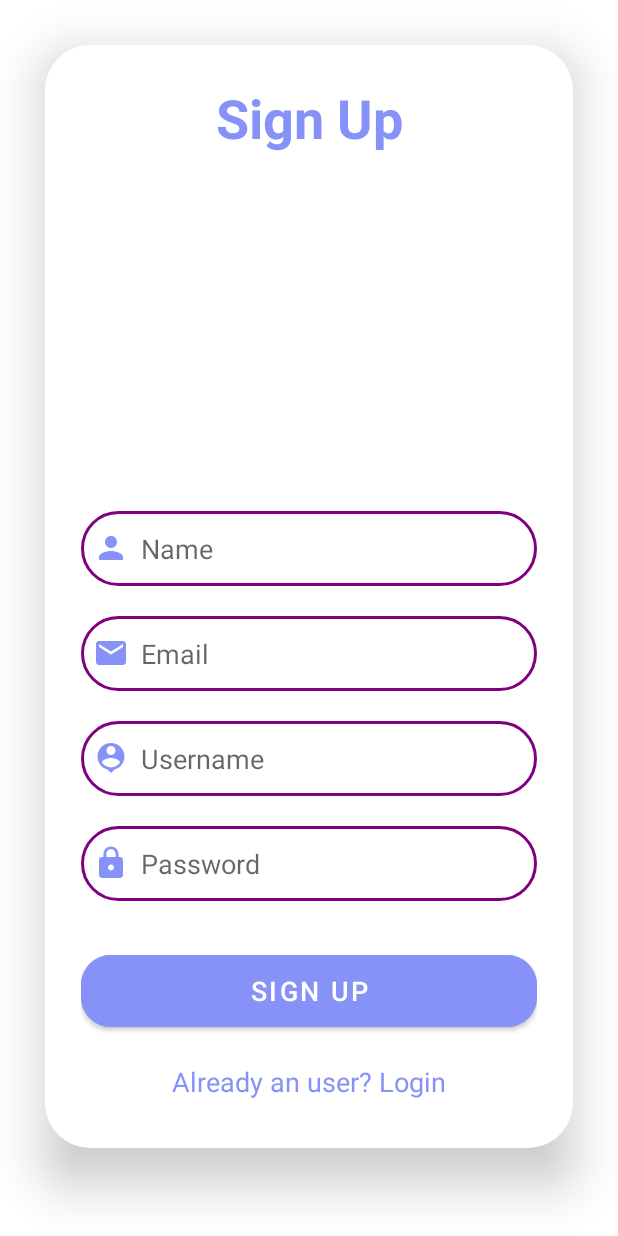
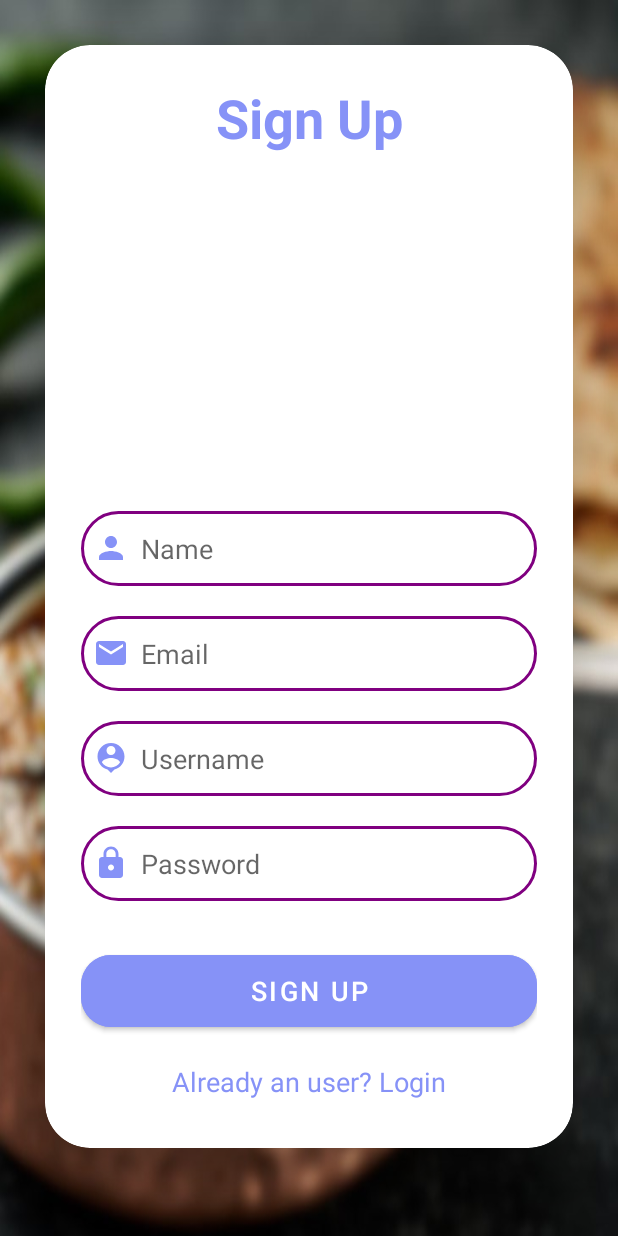
Before and after one commit to dkmoradiya611/Foody, an Android app: the screen it shows after launch (SignupActivity), after a tap on "Not yet registered? Sign Up", on a phone screen of 412 x 824 dp. Run offline under Robolectric (Android 15) with nearby library versions, the phone set to English and light mode, and no system bars; our stand-ins replace Firebase (no records; nobody signed in at launch, a user with empty details on screens opened directly); 1 other tap on this screen came first.

Commit message:
Animation Added

```diff
--- a/app/src/main/java/com/example/zwagii/Activity/LoginActivity.java
+++ b/app/src/main/java/com/example/zwagii/Activity/LoginActivity.java
@@ -2,11 +2,13 @@ package com.example.zwagii.Activity;
 
 import android.content.Intent;
 import android.content.SharedPreferences;
+import android.graphics.drawable.AnimationDrawable;
 import android.os.Bundle;
 import android.util.Log;
 import android.view.View;
 import android.widget.Button;
 import android.widget.EditText;
+import android.widget.LinearLayout;
 import android.widget.ProgressBar;
 import android.widget.TextView;
 import android.widget.Toast;
@@ -33,8 +35,7 @@ public class LoginActivity extends AppCompatActivity {
     SharedPreferences sharedPreferences;
     private static final String SHARED_PREF_NAME = "mypref";
     private static final String KEY_NAME = "name";
-
-
+    LinearLayout bgimage;
 
     EditText loginUsername, loginPassword;
     Button loginButton;
@@ -53,6 +54,27 @@ public class LoginActivity extends AppCompatActivity {
         super.onCreate(savedInstanceState);
         setContentView(R.layout.activity_login);
 
+        AnimationDrawable animationDrawable=new AnimationDrawable();
+        animationDrawable.addFrame(getResources().getDrawable(R.drawable.bg2),3000);
+        animationDrawable.addFrame(getResources().getDrawable(R.drawable.bg3),3000);
+        animationDrawable.addFrame(getResources().getDrawable(R.drawable.img2),3000);
+        animationDrawable.addFrame(getResources().getDrawable(R.drawable.img3),3000);
+        animationDrawable.addFrame(getResources().getDrawable(R.drawable.img4),3000);
+        animationDrawable.addFrame(getResources().getDrawable(R.drawable.img5),3000);
+        animationDrawable.addFrame(getResources().getDrawable(R.drawable.img6),3000);
+        animationDrawable.addFrame(getResources().getDrawable(R.drawable.img7),3000);
+        animationDrawable.addFrame(getResources().getDrawable(R.drawable.img8),3000);
+        animationDrawable.addFrame(getResources().getDrawable(R.drawable.img9),3000);
+        animationDrawable.addFrame(getResources().getDrawable(R.drawable.img10),3000);
+        animationDrawable.addFrame(getResources().getDrawable(R.drawable.img11),3000);
+
+        animationDrawable.setOneShot(false);
+        animationDrawable.setEnterFadeDuration(850);
+        animationDrawable.setExitFadeDuration(1600);
+
+        bgimage=findViewById(R.id.back_login);
+        bgimage.setBackgroundDrawable(animationDrawable);
+        animationDrawable.start();
 
         sharedPreferences = getSharedPreferences(SHARED_PREF_NAME,MODE_PRIVATE);
 
--- a/app/src/main/java/com/example/zwagii/Activity/SignupActivity.java
+++ b/app/src/main/java/com/example/zwagii/Activity/SignupActivity.java
@@ -10,6 +10,7 @@ import androidx.appcompat.app.AppCompatActivity;
 import android.app.Activity;
 import android.content.ContentResolver;
 import android.content.Intent;
+import android.graphics.drawable.AnimationDrawable;
 import android.net.Uri;
 import android.os.Bundle;
 import android.text.TextUtils;
@@ -19,6 +20,7 @@ import android.webkit.MimeTypeMap;
 import android.widget.Button;
 import android.widget.EditText;
 import android.widget.ImageView;
+import android.widget.LinearLayout;
 import android.widget.ProgressBar;
 import android.widget.TextView;
 import android.widget.Toast;
@@ -50,6 +52,8 @@ public class SignupActivity extends AppCompatActivity {
     FirebaseDatabase database = FirebaseDatabase.getInstance();
     DatabaseReference reference = database.getReference("users");
     FirebaseAuth Fauth;
+
+    LinearLayout bgimage;
     public static final String TAG="TAG";
 //    public void onStart(){
 //        super.onStart();
@@ -62,6 +66,29 @@ public class SignupActivity extends AppCompatActivity {
     protected void onCreate(Bundle savedInstanceState) {
         super.onCreate(savedInstanceState);
         setContentView(R.layout.activity_signup);
+
+        AnimationDrawable animationDrawable=new AnimationDrawable();
+        animationDrawable.addFrame(getResources().getDrawable(R.drawable.bg2),3000);
+        animationDrawable.addFrame(getResources().getDrawable(R.drawable.bg3),3000);
+        animationDrawable.addFrame(getResources().getDrawable(R.drawable.img2),3000);
+        animationDrawable.addFrame(getResources().getDrawable(R.drawable.img3),3000);
+        animationDrawable.addFrame(getResources().getDrawable(R.drawable.img4),3000);
+        animationDrawable.addFrame(getResources().getDrawable(R.drawable.img5),3000);
+        animationDrawable.addFrame(getResources().getDrawable(R.drawable.img6),3000);
+        animationDrawable.addFrame(getResources().getDrawable(R.drawable.img7),3000);
+        animationDrawable.addFrame(getResources().getDrawable(R.drawable.img8),3000);
+        animationDrawable.addFrame(getResources().getDrawable(R.drawable.img9),3000);
+        animationDrawable.addFrame(getResources().getDrawable(R.drawable.img10),3000);
+        animationDrawable.addFrame(getResources().getDrawable(R.drawable.img11),3000);
+
+        animationDrawable.setOneShot(false);
+        animationDrawable.setEnterFadeDuration(850);
+        animationDrawable.setExitFadeDuration(1600);
+
+        bgimage=findViewById(R.id.back_signup);
+        bgimage.setBackgroundDrawable(animationDrawable);
+        animationDrawable.start();
+
 
         uploadImageUser = findViewById(R.id.uploadImageUser);
         progressBar = findViewById(R.id.progressBarUser);
--- a/app/src/main/res/layout/activity_signup.xml
+++ b/app/src/main/res/layout/activity_signup.xml
@@ -2,15 +2,16 @@
 <LinearLayout xmlns:android="http://schemas.android.com/apk/res/android"
     xmlns:app="http://schemas.android.com/apk/res-auto"
     xmlns:tools="http://schemas.android.com/tools"
+    android:id="@+id/back_signup"
     android:layout_width="match_parent"
     android:layout_height="match_parent"
+    android:gravity="center"
     android:orientation="vertical"
-    android:gravity="center"
     tools:context=".Activity.SignupActivity">
 
     <ScrollView
         android:layout_width="match_parent"
-        android:layout_height="match_parent" >
+        android:layout_height="match_parent">
 
         <androidx.cardview.widget.CardView
             android:layout_width="match_parent"
@@ -127,6 +128,4 @@
     </ScrollView>
 
 
-
-
 </LinearLayout>
```
Also changed, not shown: app/src/main/res/layout/activity_login.xml (+34 -27 lines), app/src/main/res/drawable/bg2.jpg (added), app/src/main/res/drawable/bg3.jpeg (added), app/src/main/res/drawable/img10.jpg (added), app/src/main/res/drawable/img11.jpg (added), app/src/main/res/drawable/img2.jpg (added), app/src/main/res/drawable/img3.jpg (added), app/src/main/res/drawable/img4.jpg (added), app/src/main/res/drawable/img5.jpg (added), app/src/main/res/drawable/img6.jpg (added), app/src/main/res/drawable/img7.jpg (added), app/src/main/res/drawable/img8.jpg (added), app/src/main/res/drawable/img9.jpg (added).
